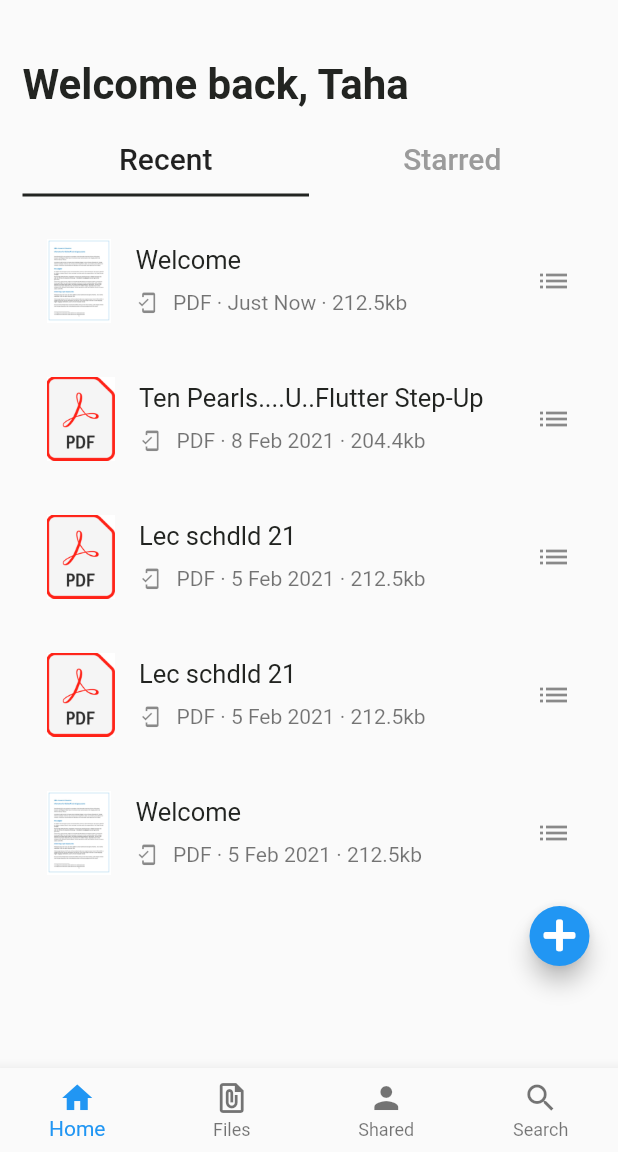
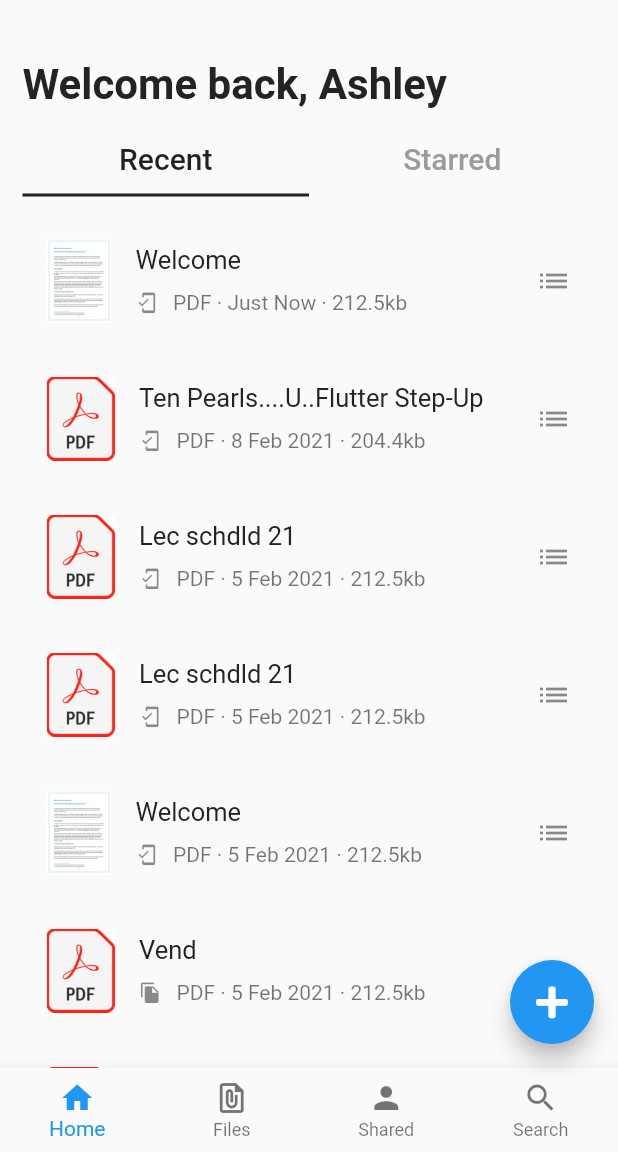
Before and after one commit to AshleyAlexJacob/Step-Up-Flutter-Take-Home-Challenge, a Flutter app: the HomeScreen screen opened directly, on a phone screen of 412 x 824 dp, the part 84-1236 px from its top. Run offline on Flutter 3.47's test engine with Material 2 defaults, Android fonts, the phone set to English and light mode, and no system bars; our stand-ins replace font_awesome_flutter.

Commit message:
UI Done & Mock Data Added

```diff
--- a/lib/screens/navigation/adobeAcrobat/homeScreen/homeScreen.dart
+++ b/lib/screens/navigation/adobeAcrobat/homeScreen/homeScreen.dart
@@ -64,8 +64,11 @@ class _HomeScreenState extends State<HomeScreen>
 
   @override
   Widget build(BuildContext context) {
-    print(MediaQuery.of(context).size.height);
     return Scaffold(
+      floatingActionButton: FloatingActionButton(
+        onPressed: () {},
+        child: Icon(FontAwesomeIcons.plus),
+      ),
       bottomNavigationBar: BottomNavigationBar(
         selectedItemColor: Colors.blue,
         type: BottomNavigationBarType.fixed,
@@ -134,7 +137,7 @@ class _HomeScreenState extends State<HomeScreen>
         crossAxisAlignment: CrossAxisAlignment.start,
         children: [
           Text(
-            'Welcome back, Taha',
+            'Welcome back, Ashley',
             textAlign: TextAlign.start,
             style: TextStyle(
                 color: OurTheme().darkerGrey,
@@ -142,9 +145,9 @@ class _HomeScreenState extends State<HomeScreen>
                 fontWeight: FontWeight.w600),
           ),
           _getTabBar(),
+          //  MediaQuery.of(context).size.height *  0.55699481865284974093264248704663
           Container(
-            height: MediaQuery.of(context).size.height *
-                0.55699481865284974093264248704663,
+            height: MediaQuery.of(context).size.height - 100,
             child: _getTabBarView(
               <Widget>[
                 RecentFiles(),
@@ -152,14 +155,6 @@ class _HomeScreenState extends State<HomeScreen>
               ],
             ),
           ),
-          Align(
-            alignment: Alignment.bottomRight,
-            child: FloatingActionButton(
-              mini: true,
-              onPressed: () {},
-              child: Icon(FontAwesomeIcons.plus),
-            ),
-          ),
         ],
       ),
     );
--- a/lib/screens/navigation/adobeAcrobat/recentFiles/customTile.dart
+++ b/lib/screens/navigation/adobeAcrobat/recentFiles/customTile.dart
@@ -7,7 +7,7 @@ class CustomTile extends StatelessWidget {
   CustomTile(this.pdf);
   @override
   Widget build(BuildContext context) {
-    return GestureDetector(
+    return InkWell(
       onTap: () {},
       child: Container(
         margin: EdgeInsets.symmetric(vertical: 10.0),
--- a/lib/screens/navigation/navigation.dart
+++ b/lib/screens/navigation/navigation.dart
@@ -40,14 +40,14 @@ class NavigationScreen extends StatelessWidget {
               onPressed: () => navigateToSettings(context),
               child: Text(
                 'Settings App Screen Clone',
-                style: TextStyle(fontSize: 18, color: OurTheme().darkerGrey),
+                style: TextStyle(fontSize: 20, color: OurTheme().darkerGrey),
               ),
             ),
             TextButton(
-              onPressed: () {},
+              onPressed: () => navigateToAdobe(context),
               child: Text(
                 'Adobe Acrobat Screen Clone',
-                style: TextStyle(fontSize: 18, color: OurTheme().darkerGrey),
+                style: TextStyle(fontSize: 20, color: OurTheme().darkerGrey),
               ),
             ),
           ],
--- a/lib/screens/navigation/settings/settingScreen/specialContainer.dart
+++ b/lib/screens/navigation/settings/settingScreen/specialContainer.dart
@@ -8,7 +8,7 @@ class SpecialContainer extends StatelessWidget {
   @override
   Widget build(BuildContext context) {
     return items.length > 1
-        ? GestureDetector(
+        ? InkWell(
             onTap: () {},
             child: Container(
               height: 88.0 * items.length,
@@ -38,7 +38,7 @@ class SpecialContainer extends StatelessWidget {
                   itemCount: items.length),
             ),
           )
-        : GestureDetector(
+        : InkWell(
             onTap: () {},
             child: Container(
               margin: EdgeInsets.symmetric(vertical: 10.0),
--- a/lib/utils/pdfStrings.dart
+++ b/lib/utils/pdfStrings.dart
@@ -16,5 +16,7 @@ class PdfStrings {
     PDF('Welcome', 'PDF · 5 Feb 2021 · 212.5kb', doc, Icons.mobile_friendly),
     PDF('Vend', 'PDF · 5 Feb 2021 · 212.5kb', pdf, Icons.file_copy),
     PDF('Setp Up Flutter', 'PDF · 5 Feb 2021 · 212.5kb', pdf, Icons.file_copy),
+    PDF('Vend', 'PDF · 5 Feb 2021 · 212.5kb', pdf, Icons.file_copy),
+    PDF('Setp Up Flutter', 'PDF · 5 Feb 2021 · 212.5kb', pdf, Icons.file_copy),
   ];
 }
```
Also changed, not shown: 1.png (added), 2.png (added).
